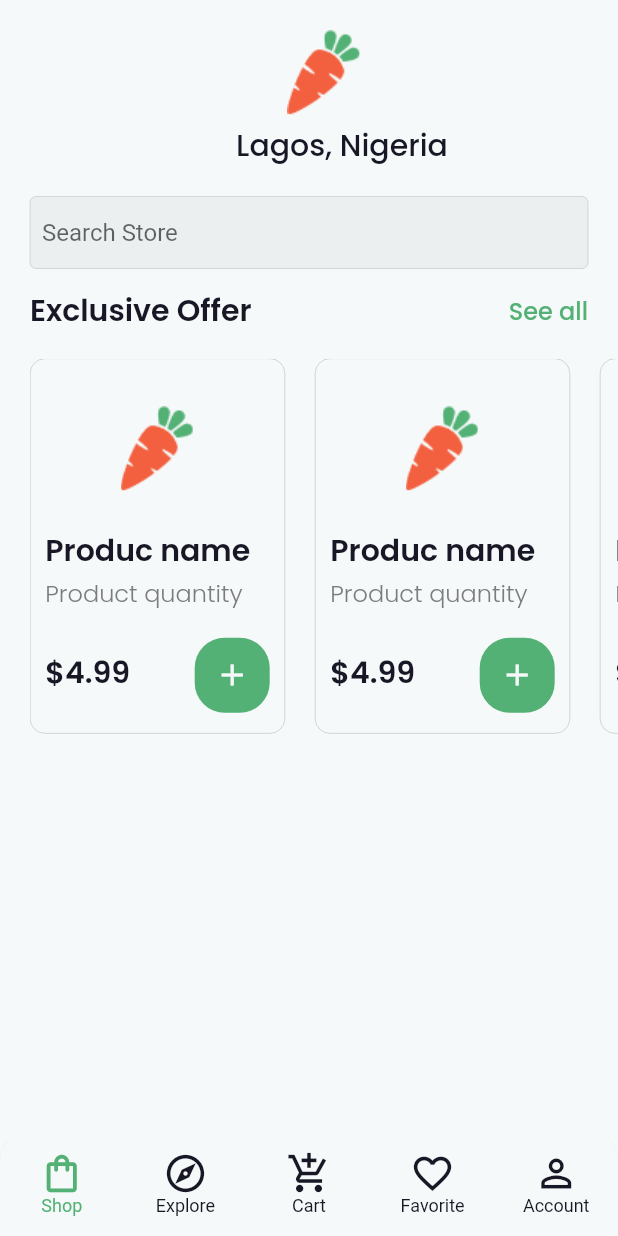
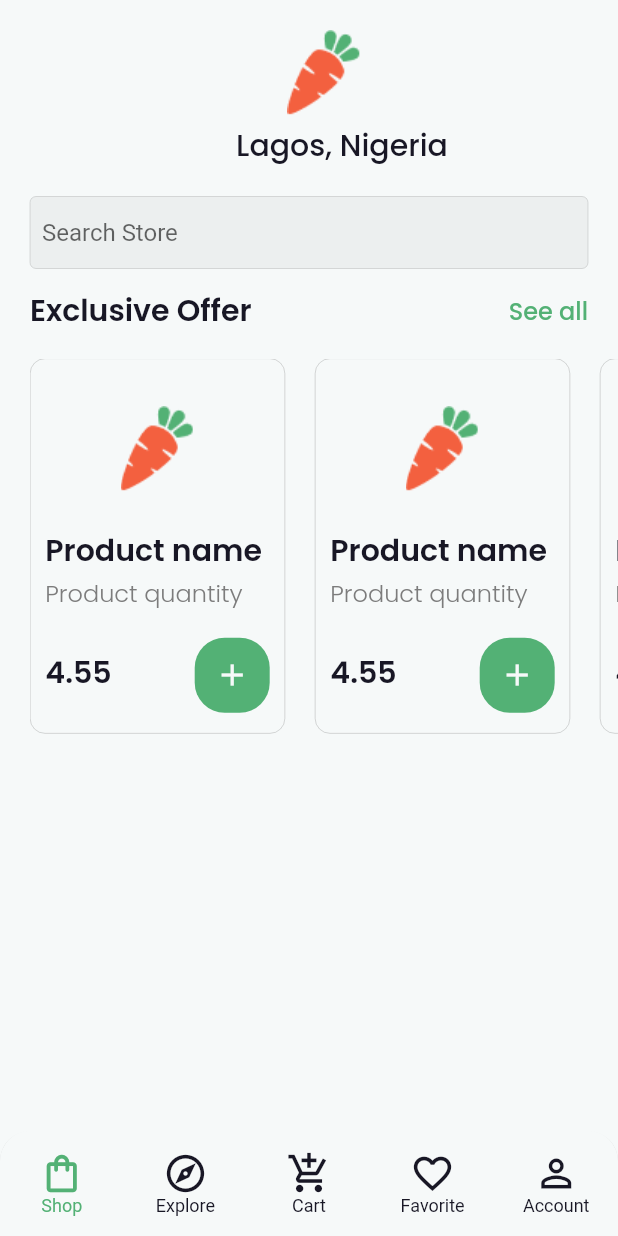
Before and after one commit to teajhaney/nectar_goceries_app, a Flutter app: the screen it shows after launch, after a tap on the "add" icon, on a phone screen of 412 x 824 dp. Run offline on Flutter 3.47's test engine with Material 2 defaults, Android fonts, the phone set to English and light mode, and no system bars; our stand-ins replace cloud_firestore, firebase_auth, firebase_core, gap, go_router, google_fonts; accounts and stored records are empty; network calls fail.

```diff
--- a/lib/model/product_api_model.dart
+++ b/lib/model/product_api_model.dart
@@ -4,6 +4,7 @@ class ProductsApiModel {
   double price;
   String description;
   String image;
+  int likes;
 
   ProductsApiModel({
     required this.id,
@@ -11,6 +12,7 @@ class ProductsApiModel {
     required this.price,
     required this.description,
     required this.image,
+    required this.likes,
   });
 
   factory ProductsApiModel.fromJson(Map<String, dynamic> json) {
@@ -20,6 +22,7 @@ class ProductsApiModel {
       price: json['price'],
       description: json['description'],
       image: json['image'],
+      likes: json['likes'],
     );
   }
 
@@ -30,6 +33,7 @@ class ProductsApiModel {
     data['price'] = price;
     data['description'] = description;
     data['image'] = image;
+    data['likes'] = likes;
     return data;
   }
 }
--- a/lib/presentation/screens/shop_screen.dart
+++ b/lib/presentation/screens/shop_screen.dart
@@ -1,4 +1,4 @@
-import 'dart:async';
+import 'package:cloud_firestore/cloud_firestore.dart';
 import 'package:flutter/material.dart';
 
 import 'package:gap/gap.dart';
@@ -12,16 +12,12 @@ class ShopScreen extends StatefulWidget {
   State<ShopScreen> createState() => _ShopScreenState();
 }
 
-class _ShopScreenState extends State<ShopScreen> {
+class _ShopScreenState extends State<ShopScreen>
+    with AutomaticKeepAliveClientMixin {
   final _searchController = TextEditingController();
-  final _controller = ScrollController();
-  late Future _futureProductApi;
+
+  late Future<List<ProductsApiModel>> _futureProductApi;
   late ApiRespository respository;
-  @override
-  void initState() {
-    callApi();
-    super.initState();
-  }
 
   callApi() {
     respository = ApiRespository();
@@ -29,7 +25,14 @@ class _ShopScreenState extends State<ShopScreen> {
   }
 
   @override
+  void initState() {
+    callApi();
+    super.initState();
+  }
+
+  @override
   Widget build(BuildContext context) {
+    super.build(context);
     return Scaffold(
       body: SingleChildScrollView(
         physics: const ScrollPhysics(),
@@ -87,96 +90,20 @@ class _ShopScreenState extends State<ShopScreen> {
                 ),
               ),
               const Gap(20),
-              FutureBuilder(
+              FutureBuilder<List<ProductsApiModel>>(
                   future: _futureProductApi,
-                  builder: (BuildContext context, AsyncSnapshot snapshot) {
+                  builder: (BuildContext context,
+                      AsyncSnapshot<List<ProductsApiModel>> snapshot) {
                     if (snapshot.connectionState == ConnectionState.done) {
-                      var productsData = snapshot.data;
-                      print(snapshot.data);
-                      return SizedBox(
-                        height: 250,
-                        width: double.infinity,
-                        child: ListView.builder(
-                            controller: _controller,
-                            shrinkWrap: true,
-                            itemCount: 20,
-                            scrollDirection: Axis.horizontal,
-                            physics: const ScrollPhysics(),
-                            itemBuilder: (BuildContext context, index) {
-                              return Padding(
-                                padding: const EdgeInsets.only(right: 20),
-                                child: Container(
-                                  width: 170,
-                                  decoration: BoxDecoration(
-                                    borderRadius: BorderRadius.circular(10),
-                                    border: Border.all(
-                                        width: 0.2, color: ColorManager.grey),
-                                  ),
-                                  child: Padding(
-                                    padding: const EdgeInsets.only(
-                                        left: 10,
-                                        right: 10,
-                                        bottom: 10,
-                                        top: 20),
-                                    child: Column(
-                                      crossAxisAlignment:
-                                          CrossAxisAlignment.start,
-                                      children: [
-                                        Center(
-                                          child: Image(
-                                            image: AssetImage(ImageAssetManager
-                                                .carrotColored),
-                                            height: 80,
-                                          ),
-                                        ),
-                                        const Gap(20),
-                                        Text(
-                                          'Produc name',
-                                          style: getSemiBoldStyle(
-                                              color: ColorManager.black,
-                                              fontSize: FontSize.fs20),
-                                        ),
-                                        const Gap(10),
-                                        Text(
-                                          'Product quantity',
-                                          style: getLightStyle(
-                                              color: ColorManager.grey,
-                                              fontSize: FontSize.fs16),
-                                        ),
-                                        const Gap(20),
-                                        Row(
-                                          mainAxisAlignment:
-                                              MainAxisAlignment.spaceBetween,
-                                          children: [
-                                            Text(
-                                              '\$4.99',
-                                              style: getSemiBoldStyle(
-                                                  color: ColorManager.black,
-                                                  fontSize: FontSize.fs20),
-                                            ),
-                                            GestureDetector(
-                                              onTap: () {},
-                                              child: Container(
-                                                height: 50,
-                                                width: 50,
-                                                decoration: BoxDecoration(
-                                                  color: ColorManager.green,
-                                                  borderRadius:
-                                                      BorderRadius.circular(20),
-                                                ),
-                                                child: const Center(
-                                                  child: Icon(Icons.add),
-                                                ),
-                                              ),
-                                            )
-                                          ],
-                                        )
-                                      ],
-                                    ),
-                                  ),
-                                ),
-                              );
-                            }),
+                      List<ProductsApiModel>? productData = snapshot.data;
+                      print(productData);
+
+                      return ProductList(
+                        productImage: ImageAssetManager.carrotColored,
+                        productName: 'Product name',
+                        productPrice: 4.55,
+                        productQuantity: 'Product quantity',
+                        productLength: 5,
                       );
                     } else if (snapshot.hasError) {
                       return Center(
@@ -194,4 +121,7 @@ class _ShopScreenState extends State<ShopScreen> {
       ),
     );
   }
+
+  @override
+  bool get wantKeepAlive => true;
 }
--- a/lib/respository/product_api.dart
+++ b/lib/respository/product_api.dart
@@ -4,10 +4,10 @@ import '/all_path.dart';
 
 class ApiRespository {
   Future<List<ProductsApiModel>> productApi() async {
-    String apiKey = '0b22242828094a0baeb4de2ef010330a';
+    String apiKey = '9ded5051b75845cdbd3017ace3a1bd91';
     String query = 'beverages';
-    int number = 100;
-    String baseUrl = '';
+    int number = 2;
+    String baseUrl = 'https://api.spoonacular.com';
     String params =
         '/food/products/search?apiKey=$apiKey&query=$query&number=$number&addProductInformation=true';
 
@@ -18,12 +18,11 @@ class ApiRespository {
     var url = Uri.parse(baseUrl + params);
     var response = await http.get(url, headers: headers);
     if (response.statusCode == 200) {
-      print(response.statusCode);
       var responseData = jsonDecode(response.body);
       print(responseData);
 
       return List<ProductsApiModel>.from(
-          responseData.map((data) => ProductsApiModel.fromJson(data)));
+          responseData((data) => ProductsApiModel.fromJson(data))).toList();
     } else {
       if (response.statusCode == 402) {
         print(response.statusCode);
--- /dev/null
+++ b/lib/widget/product_list.dart
@@ -0,0 +1,102 @@
+import 'package:flutter/material.dart';
+import 'package:gap/gap.dart';
+
+import '../all_path.dart';
+
+class ProductList extends StatelessWidget {
+  ProductList({
+    super.key,
+    required this.productImage,
+    required this.productName,
+    required this.productQuantity,
+    required this.productPrice,
+    required this.productLength,
+  });
+
+  final String productImage;
+  final String productName;
+  final String productQuantity;
+  final double productPrice;
+  final int productLength;
+
+  final _controller = ScrollController();
+
+  @override
+  Widget build(BuildContext context) {
+    return SizedBox(
+      height: 250,
+      width: double.infinity,
+      child: ListView.builder(
+          controller: _controller,
+          shrinkWrap: true,
+          itemCount: productLength,
+          scrollDirection: Axis.horizontal,
+          physics: const ScrollPhysics(),
+          itemBuilder: (BuildContext context, index) {
+            return Padding(
+              padding: const EdgeInsets.only(right: 20),
+              child: Container(
+                width: 170,
+                decoration: BoxDecoration(
+                  borderRadius: BorderRadius.circular(10),
+                  border: Border.all(width: 0.2, color: ColorManager.grey),
+                ),
+                child: Padding(
+                  padding: const EdgeInsets.only(
+                      left: 10, right: 10, bottom: 10, top: 20),
+                  child: Column(
+                    crossAxisAlignment: CrossAxisAlignment.start,
+                    children: [
+                      Center(
+                        child: Image(
+                          image: AssetImage(productImage),
+                          height: 80,
+                        ),
+                      ),
+                      const Gap(20),
+                      Text(
+                        productName,
+                        style: getSemiBoldStyle(
+                            color: ColorManager.black, fontSize: FontSize.fs20),
+                      ),
+                      const Gap(10),
+                      Text(
+                        productQuantity,
+                        style: getLightStyle(
+                            color: ColorManager.grey, fontSize: FontSize.fs16),
+                      ),
+                      const Gap(20),
+                      Row(
+                        mainAxisAlignment: MainAxisAlignment.spaceBetween,
+                        children: [
+                          Text(
+                            '$productPrice',
+                            style: getSemiBoldStyle(
+                                color: ColorManager.black,
+                                fontSize: FontSize.fs20),
+                          ),
+                          GestureDetector(
+                            onTap: () {},
+                            child: Container(
+                              height: 50,
+                              width: 50,
+                              decoration: BoxDecoration(
+                                color: ColorManager.green,
+                                borderRadius: BorderRadius.circular(20),
+                              ),
+                              child: const Center(
+                                child: Icon(Icons.add),
+                              ),
+                            ),
+                          )
+                        ],
+                      )
+                    ],
+                  ),
+                ),
+              ),
+            );
+          }),
+    );
+  }
+}
--- a/lib/widget/widgets.dart
+++ b/lib/widget/widgets.dart
@@ -1,3 +1,4 @@
 export 'snackbar.dart';
 export 'text_field_input.dart';
 export 'elevated_text_button.dart';
+export 'product_list.dart';
```
